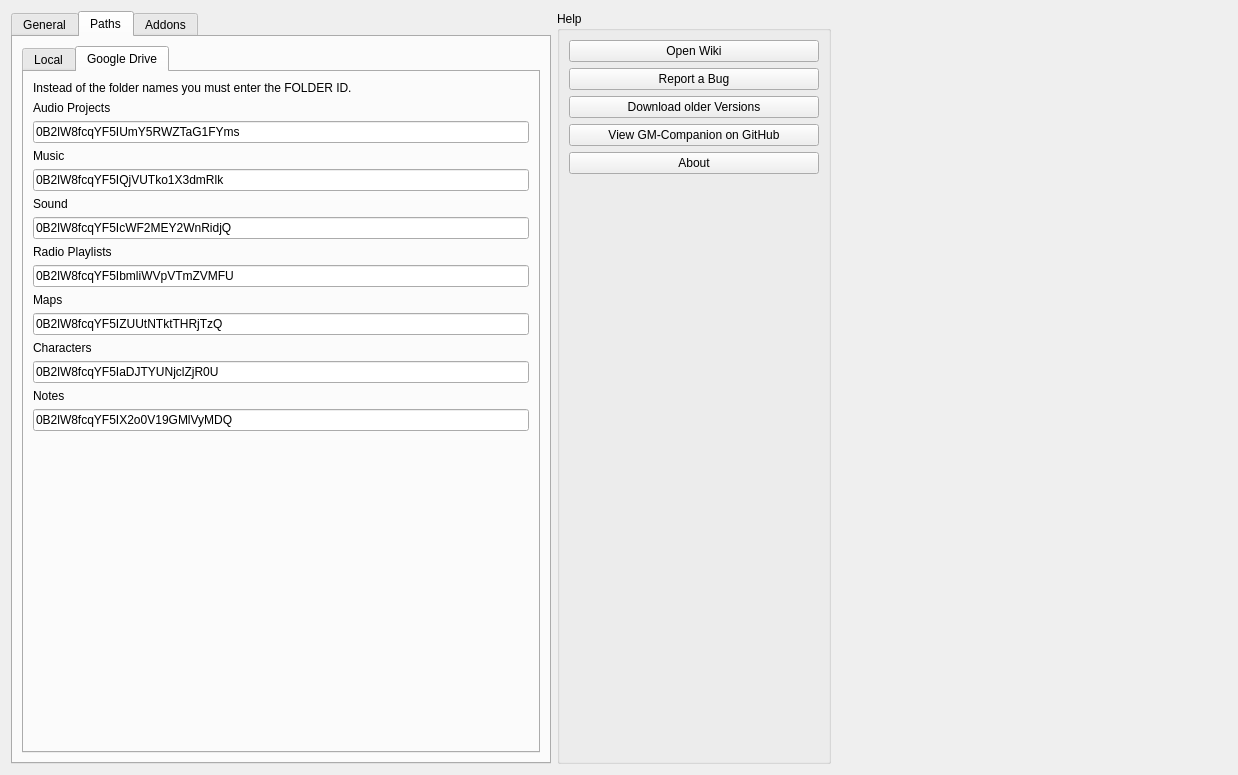
Above: gm-companion/dialogs/optionsdialog.ui from PhilInTheGaps/GM-Companion before the change. Below: the same form after it.
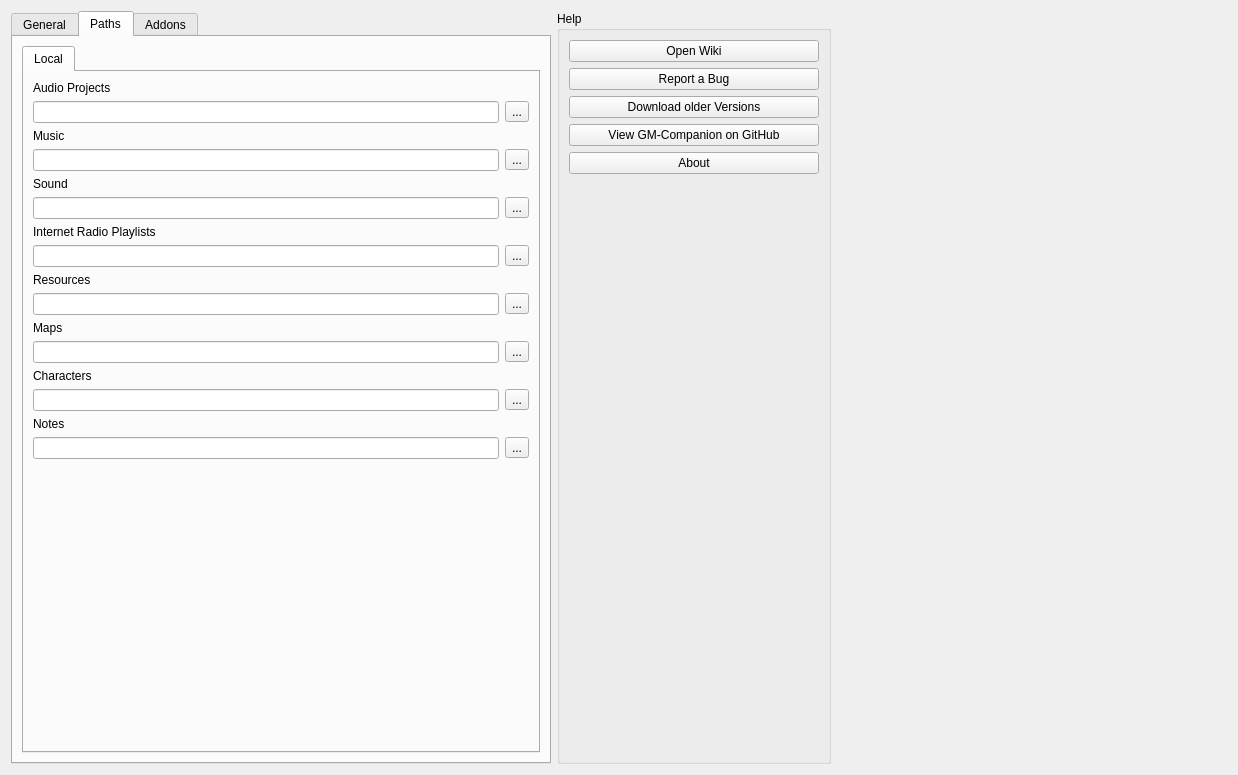
That is the form after the change. The open tabs and pages were chosen to show the change. Icons and pictures are not drawn.

Patch:
```diff
--- a/gm-companion/dialogs/optionsdialog.ui
+++ b/gm-companion/dialogs/optionsdialog.ui
@@ -181,7 +181,7 @@
        <item>
         <widget class="QTabWidget" name="tabWidget_2">
          <property name="currentIndex">
-          <number>1</number>
+          <number>0</number>
          </property>
          <widget class="QWidget" name="tab">
           <attribute name="title">
@@ -410,131 +410,6 @@
            </item>
           </layout>
          </widget>
-         <widget class="QWidget" name="tab_2">
-          <attribute name="title">
-           <string>Google Drive</string>
-          </attribute>
-          <layout class="QVBoxLayout" name="verticalLayout_7">
-           <item>
-            <widget class="QLabel" name="label_12">
-             <property name="text">
-              <string>Instead of the folder names you must enter the FOLDER ID.</string>
-             </property>
-            </widget>
-           </item>
-           <item>
-            <widget class="QLabel" name="label_13">
-             <property name="text">
-              <string>Audio Projects</string>
-             </property>
-            </widget>
-           </item>
-           <item>
-            <widget class="QLineEdit" name="lineEdit_drive_audio">
-             <property name="text">
-              <string>0B2lW8fcqYF5IUmY5RWZTaG1FYms</string>
-             </property>
-            </widget>
-           </item>
-           <item>
-            <widget class="QLabel" name="label_14">
-             <property name="text">
-              <string>Music</string>
-             </property>
-            </widget>
-           </item>
-           <item>
-            <widget class="QLineEdit" name="lineEdit_drive_music">
-             <property name="text">
-              <string>0B2lW8fcqYF5IQjVUTko1X3dmRlk</string>
-             </property>
-            </widget>
-           </item>
-           <item>
-            <widget class="QLabel" name="label_15">
-             <property name="text">
-              <string>Sound</string>
-             </property>
-            </widget>
-           </item>
-           <item>
-            <widget class="QLineEdit" name="lineEdit_drive_sound">
-             <property name="text">
-              <string>0B2lW8fcqYF5IcWF2MEY2WnRidjQ</string>
-             </property>
-            </widget>
-           </item>
-           <item>
-            <widget class="QLabel" name="label_16">
-             <property name="text">
-              <string>Radio Playlists</string>
-             </property>
-            </widget>
-           </item>
-           <item>
-            <widget class="QLineEdit" name="lineEdit_drive_radio">
-             <property name="text">
-              <string>0B2lW8fcqYF5IbmliWVpVTmZVMFU</string>
-             </property>
-            </widget>
-           </item>
-           <item>
-            <widget class="QLabel" name="label_23">
-             <property name="text">
-              <string>Maps</string>
-             </property>
-            </widget>
-           </item>
-           <item>
-            <widget class="QLineEdit" name="lineEdit_drive_maps">
-             <property name="text">
-              <string>0B2lW8fcqYF5IZUUtNTktTHRjTzQ</string>
-             </property>
-            </widget>
-           </item>
-           <item>
-            <widget class="QLabel" name="label_24">
-             <property name="text">
-              <string>Characters</string>
-             </property>
-            </widget>
-           </item>
-           <item>
-            <widget class="QLineEdit" name="lineEdit_drive_characters">
-             <property name="text">
-              <string>0B2lW8fcqYF5IaDJTYUNjclZjR0U</string>
-             </property>
-            </widget>
-           </item>
-           <item>
-            <widget class="QLabel" name="label_25">
-             <property name="text">
-              <string>Notes</string>
-             </property>
-            </widget>
-           </item>
-           <item>
-            <widget class="QLineEdit" name="lineEdit_drive_notes">
-             <property name="text">
-              <string>0B2lW8fcqYF5IX2o0V19GMlVyMDQ</string>
-             </property>
-            </widget>
-           </item>
-           <item>
-            <spacer name="verticalSpacer_3">
-             <property name="orientation">
-              <enum>Qt::Vertical</enum>
-             </property>
-             <property name="sizeHint" stdset="0">
-              <size>
-               <width>20</width>
-               <height>40</height>
-              </size>
-             </property>
-            </spacer>
-           </item>
-          </layout>
-         </widget>
         </widget>
        </item>
       </layout>
```
Left out of the diff: 30 changed lines with no effect on the pictures.
